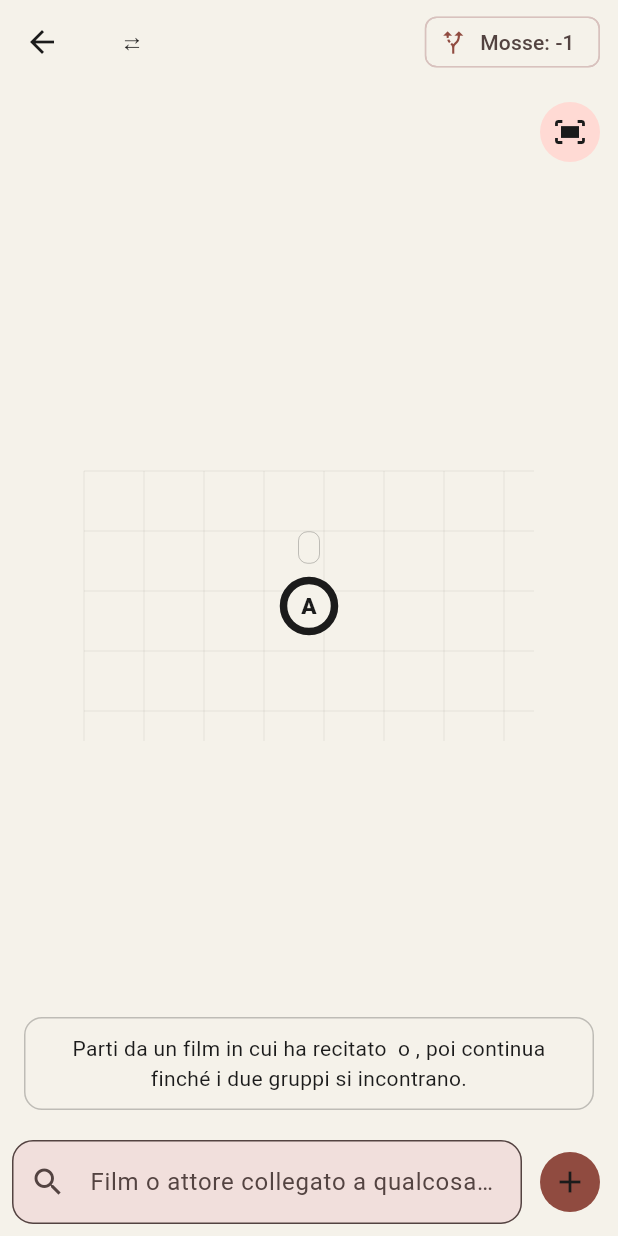
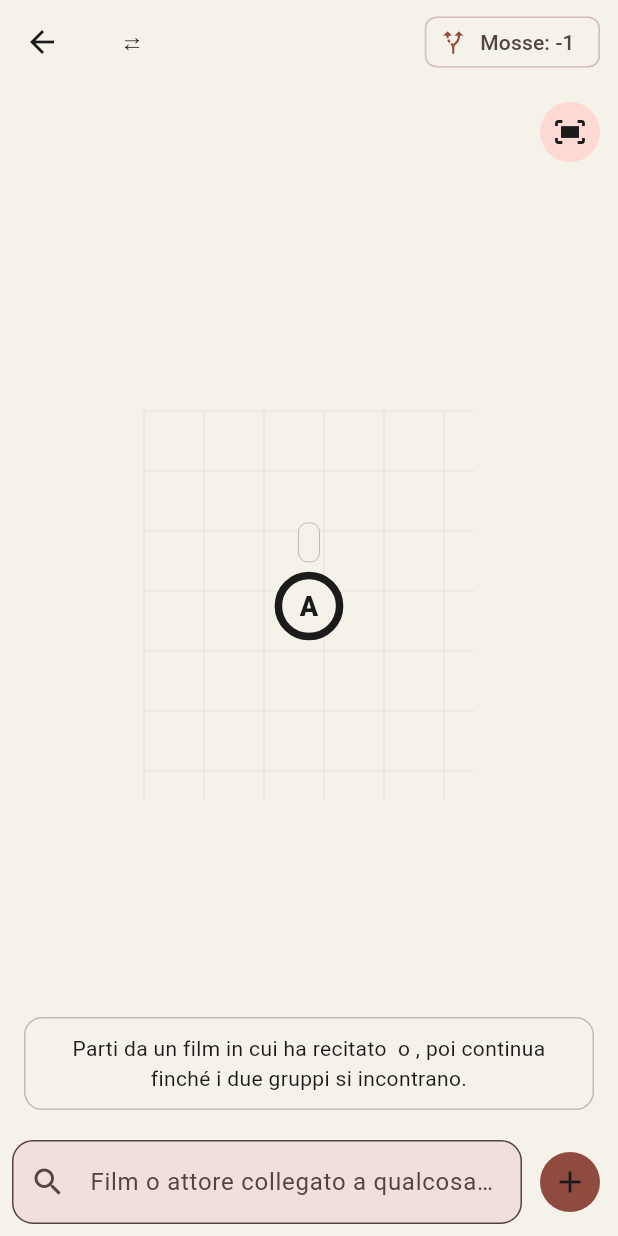
Before and after one commit to ZenigataBloch/Kino_Oracle, a Flutter app: the BoardScreen screen opened directly with empty values, after a tap on the "fit screen" icon, on a phone screen of 412 x 824 dp. Run offline on Flutter 3.47's test engine with Material 3 defaults, Android fonts, the phone set to English and light mode, and no system bars; our stand-ins replace shared_preferences; accounts and stored records are empty; network calls fail.

Commit message:
UI update

```diff
--- a/lib/game/board_state.dart
+++ b/lib/game/board_state.dart
@@ -184,8 +184,14 @@ class BoardState extends ChangeNotifier {
 
   /// Colonne per distanza: il gruppo di A cresce da sinistra, quello di B da destra,
   /// finche non si incontrano. Le righe sono ordinate col baricentro dei vicini.
-  MapLayout layout() {
-    const colGap = 290.0, rowGap = 110.0, padX = 150.0, padY = 90.0;
+  ///
+  /// vertical = true (telefoni): i livelli scendono dall'alto (A) al basso (B) e i nodi dello
+  /// stesso livello sono affiancati, con piu spazio perche le etichette non si sovrappongano.
+  MapLayout layout({bool vertical = false}) {
+    final colGap = vertical ? 260.0 : 290.0; // distanza tra livelli
+    final rowGap = vertical ? 210.0 : 110.0; // distanza tra nodi dello stesso livello
+    final padLvl = vertical ? 130.0 : 150.0; // margine lungo i livelli
+    final padSide = vertical ? 110.0 : 90.0; // margine sull'altro asse
     final g = _adj;
     final dA = _bfs('p${a.id}'), dB = _bfs('p${b.id}');
     final joined = dA.containsKey('p${b.id}');
@@ -215,9 +221,14 @@ class BoardState extends ChangeNotifier {
       }
       maxRows = max(maxRows, nodes.length);
     }
-    final midY = padY + (maxRows - 1) / 2 * rowGap;
-    final pos = {for (final n in all) n: Offset(padX + col[n]! * colGap, midY + row[n]! * rowGap)};
+    final mid = padSide + (maxRows - 1) / 2 * rowGap;
+    Offset at(String n) {
+      final lvl = padLvl + col[n]! * colGap, side = mid + row[n]! * rowGap;
+      return vertical ? Offset(side, lvl) : Offset(lvl, side);
+    }
+    final pos = {for (final n in all) n: at(n)};
     final lastCol = cols.isEmpty ? 0 : cols.last;
-    return MapLayout(pos, Size(2 * padX + lastCol * colGap, 2 * padY + (maxRows - 1) * rowGap));
+    final lvlSize = 2 * padLvl + lastCol * colGap, sideSize = 2 * padSide + (maxRows - 1) * rowGap;
+    return MapLayout(pos, vertical ? Size(sideSize, lvlSize) : Size(lvlSize, sideSize));
   }
 }
--- a/lib/ui/board_screen.dart
+++ b/lib/ui/board_screen.dart
@@ -30,6 +30,7 @@ class _BoardScreenState extends State<BoardScreen> {
   bool _hasOptions = false;
   final _tc = TransformationController();
   Size _view = Size.zero;
+  bool _vertical = false; // telefono: mappa verticale
   int _count = 0;
   bool _showWin = false; // riepilogo di vittoria visibile
   bool _winSeen = false; // la vittoria e gia stata festeggiata
@@ -88,9 +89,18 @@ class _BoardScreenState extends State<BoardScreen> {
   /// Adatta la mappa allo spazio disponibile.
   void _fit() {
     if (!mounted || _view.isEmpty) return;
-    final sz = s.layout().size;
-    final sc = min(1.0, min(_view.width / sz.width, _view.height / sz.height));
-    final tx = (_view.width - sz.width * sc) / 2, ty = (_view.height - sz.height * sc) / 2;
+    final sz = s.layout(vertical: _vertical).size;
+    double sc, tx, ty;
+    if (_vertical) {
+      // Telefono: adatta in larghezza, ma non sotto 0.75 (leggibilita); in altezza si scorre.
+      sc = max(0.75, min(1.0, _view.width / sz.width));
+      tx = sz.width * sc <= _view.width ? (_view.width - sz.width * sc) / 2 : 8;
+      ty = sz.height * sc <= _view.height ? (_view.height - sz.height * sc) / 2 : 8;
+    } else {
+      sc = min(1.0, min(_view.width / sz.width, _view.height / sz.height));
+      tx = (_view.width - sz.width * sc) / 2;
+      ty = (_view.height - sz.height * sc) / 2;
+    }
     _tc.value = Matrix4(sc, 0, 0, 0, 0, sc, 0, 0, 0, 0, 1, 0, tx, ty, 0, 1);
   }
 
@@ -197,11 +207,13 @@ class _BoardScreenState extends State<BoardScreen> {
   Widget _map(StyleSpec spec) {
     return LayoutBuilder(builder: (_, box) {
       final size = Size(box.maxWidth, box.maxHeight);
-      if (size != _view) {
+      final vertical = box.maxWidth < 600; // telefoni: catena dall'alto verso il basso
+      if (size != _view || vertical != _vertical) {
         _view = size;
+        _vertical = vertical;
         WidgetsBinding.instance.addPostFrameCallback((_) => _fit());
       }
-      final lay = s.layout();
+      final lay = s.layout(vertical: vertical);
       final fresh = s.movies.isEmpty; // solo i due attori di partenza sul tavolo
       return Stack(children: [
         Positioned.fill(
@@ -210,8 +222,11 @@ class _BoardScreenState extends State<BoardScreen> {
             constrained: false,
             minScale: 0.2,
             maxScale: 3,
-            boundaryMargin: const EdgeInsets.all(600),
-            child: CustomPaint(size: lay.size, painter: MetroPainter(s, spec, lay)),
+            boundaryMargin: EdgeInsets.all(vertical ? 200 : 600),
+            child: CustomPaint(
+              size: lay.size,
+              painter: MetroPainter(s, spec, lay, vertical: vertical),
+            ),
           ),
         ),
         Positioned(
--- a/lib/ui/metro_painter.dart
+++ b/lib/ui/metro_painter.dart
@@ -1,3 +1,4 @@
+import 'dart:math';
 import 'package:flutter/material.dart';
 import '../game/board_state.dart';
 import '../theme/kino_theme.dart';
@@ -6,13 +7,20 @@ class MetroPainter extends CustomPainter {
   final BoardState s;
   final StyleSpec spec;
   final MapLayout lay;
-  MetroPainter(this.s, this.spec, this.lay);
+
+  /// true = mappa verticale (catena dall'alto verso il basso), per i telefoni.
+  final bool vertical;
+  MetroPainter(this.s, this.spec, this.lay, {this.vertical = false});
+
+  // In verticale testi e stazioni sono piu grandi: sul telefono erano illeggibili.
+  double get _k => vertical ? 1.3 : 1.0;
 
   Color _lineColor(int movieId) => spec.lines[movieId % spec.lines.length];
 
   @override
   void paint(Canvas c, Size size) {
-    final pos = lay.pos;
+    final k = _k;
+    final pos = lay.pos; // gia nell'orientamento giusto (vedi BoardState.layout)
 
     // Griglia leggera, come su una cartina.
     final grid = Paint()..color = spec.ink.withOpacity(.05)..strokeWidth = 1;
@@ -23,18 +31,24 @@ class MetroPainter extends CustomPainter {
       c.drawLine(Offset(0, y), Offset(size.width, y), grid);
     }
 
-    // Linee: un tratto orizzontale + uno a 45 gradi.
+    // Linee: un tratto dritto (orizzontale, o verticale) + uno a 45 gradi.
     final degree = <int, int>{};
     for (final (p, m) in s.links) {
       degree[p] = (degree[p] ?? 0) + 1;
       final a = pos['p$p']!, b = pos['m$m']!;
-      final dy = (b.dy - a.dy).abs();
-      final mid = Offset(b.dx - (b.dx - a.dx).sign * dy, a.dy);
+      final Offset mid;
+      if (vertical) {
+        final dx = min((b.dx - a.dx).abs(), (b.dy - a.dy).abs()); // il 45 gradi non supera il tratto
+        mid = Offset(a.dx, b.dy - (b.dy - a.dy).sign * dx);
+      } else {
+        final dy = (b.dy - a.dy).abs();
+        mid = Offset(b.dx - (b.dx - a.dx).sign * dy, a.dy);
+      }
       c.drawPath(
         Path()..moveTo(a.dx, a.dy)..lineTo(mid.dx, mid.dy)..lineTo(b.dx, b.dy),
         Paint()
           ..color = _lineColor(m)
-          ..strokeWidth = 9
+          ..strokeWidth = 9 * k
           ..style = PaintingStyle.stroke
           ..strokeCap = StrokeCap.round
           ..strokeJoin = StrokeJoin.round,
@@ -44,9 +58,11 @@ class MetroPainter extends CustomPainter {
     // Film: etichetta a pillola sulla linea.
     for (final m in s.movies.values) {
       final o = pos['m${m.id}']!;
-      final tp = _text('${m.title}${m.year == null ? '' : ' (${m.year})'}', Colors.white, 12, FontWeight.w700, 200);
+      final tp = _text('${m.title}${m.year == null ? '' : ' (${m.year})'}', Colors.white, 12 * k,
+          FontWeight.w700, vertical ? 180 : 200);
       final r = RRect.fromRectAndRadius(
-          Rect.fromCenter(center: o, width: tp.width + 22, height: tp.height + 14), const Radius.circular(20));
+          Rect.fromCenter(center: o, width: tp.width + 22, height: tp.height + 14),
+          const Radius.circular(20));
       c.drawRRect(r, Paint()..color = _lineColor(m.id));
       c.drawRRect(r, Paint()..color = Colors.white..style = PaintingStyle.stroke..strokeWidth = 2);
       tp.paint(c, o - Offset(tp.width / 2, tp.height / 2));
@@ -57,14 +73,14 @@ class MetroPainter extends CustomPainter {
       final o = pos['p${p.id}']!;
       final isA = p.id == s.a.id, isB = p.id == s.b.id;
       final hub = (degree[p.id] ?? 0) >= 2;
-      final r = (isA || isB) ? 17.0 : (hub ? 13.0 : 10.0);
+      final r = ((isA || isB) ? 17.0 : (hub ? 13.0 : 10.0)) * (vertical ? 1.2 : 1.0);
       c.drawCircle(o, r, Paint()..color = spec.bg);
       c.drawCircle(o, r, Paint()..color = spec.ink..style = PaintingStyle.stroke..strokeWidth = hub || isA || isB ? 5 : 3.5);
       if (hub) {
         c.drawCircle(o, r + 6, Paint()..color = spec.ink..style = PaintingStyle.stroke..strokeWidth = 2);
       }
       if (isA || isB) {
-        final l = _text(isA ? 'A' : 'B', spec.ink, 15, FontWeight.w900, 30);
+        final l = _text(isA ? 'A' : 'B', spec.ink, 15 * (vertical ? 1.2 : 1.0), FontWeight.w900, 30);
         l.paint(c, o - Offset(l.width / 2, l.height / 2));
       }
       _chip(c, p.name, Offset(o.dx, o.dy - r - 22), bold: isA || isB);
@@ -79,7 +95,7 @@ class MetroPainter extends CustomPainter {
       )..layout(maxWidth: maxW);
 
   void _chip(Canvas c, String t, Offset center, {bool bold = false}) {
-    final tp = _text(t, spec.ink, 13, bold ? FontWeight.w800 : FontWeight.w600, 190);
+    final tp = _text(t, spec.ink, 13 * _k, bold ? FontWeight.w800 : FontWeight.w600, vertical ? 180 : 190);
     final r = RRect.fromRectAndRadius(
         Rect.fromCenter(center: center, width: tp.width + 14, height: tp.height + 6), const Radius.circular(6));
     c.drawRRect(r, Paint()..color = spec.bg.withOpacity(.92));
```
